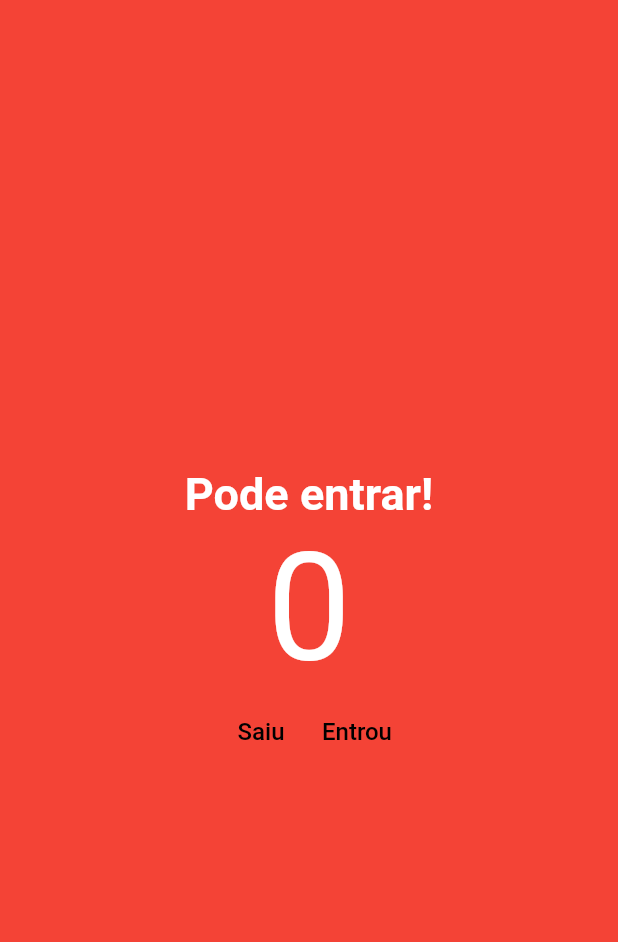
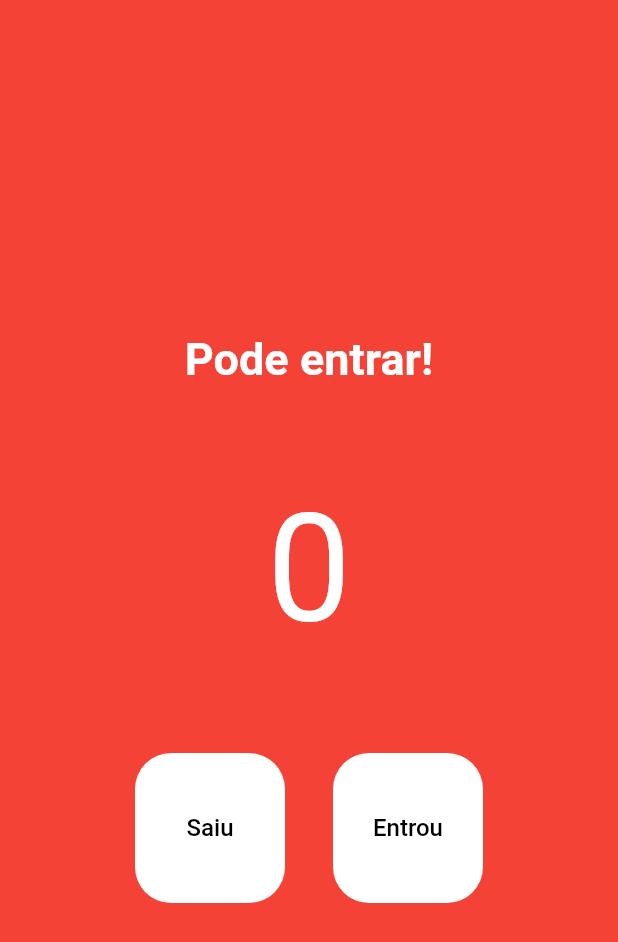
Before and after one commit to fabiof2x/contador-pessoas, a Flutter app: the screen it shows after launch, on a phone screen of 412 x 824 dp. Shown: the top 942 px of the screen. Run offline on Flutter 3.47's test engine with Material 2 defaults, Android fonts, the phone set to English and light mode, and no system bars.

Commit message:
Personalizando o Botão e Padding

```diff
--- a/lib/main.dart
+++ b/lib/main.dart
@@ -41,19 +41,36 @@ class HomePage extends StatelessWidget {
               fontWeight: FontWeight.w700,
             ),
           ),
-          const Text(
-            '0',
-            style: TextStyle(
-              fontSize: 100,
-              color: Colors.white,
+          const SizedBox(
+            height: 32,
+          ),
+          const Padding(
+            padding: EdgeInsets.all(32),
+            child: Text(
+              '0',
+              style: TextStyle(
+                fontSize: 100,
+                color: Colors.white,
+              ),
             ),
+          ),
+          const SizedBox(
+            height: 32,
           ),
           Row(
             mainAxisAlignment: MainAxisAlignment.center,
             children: [
               TextButton(
                 onPressed: decrement,
-                child: Text(
+                style: TextButton.styleFrom(
+                  backgroundColor: Colors.white,
+                  fixedSize: const Size(100, 100),
+                  primary: Colors.black,
+                  shape: RoundedRectangleBorder(
+                    borderRadius: BorderRadius.circular(24),
+                  ),
+                ),
+                child: const Text(
                   'Saiu',
                   style: TextStyle(
                     color: Colors.black,
@@ -61,9 +78,20 @@ class HomePage extends StatelessWidget {
                   ),
                 ),
               ),
+              const SizedBox(
+                width: 32,
+              ),
               TextButton(
                 onPressed: increment,
-                child: Text(
+                style: TextButton.styleFrom(
+                  backgroundColor: Colors.white,
+                  fixedSize: const Size(100, 100),
+                  primary: Colors.black,
+                  shape: RoundedRectangleBorder(
+                    borderRadius: BorderRadius.circular(24),
+                  ),
+                ),
+                child: const Text(
                   'Entrou',
                   style: TextStyle(
                     color: Colors.black,
```
